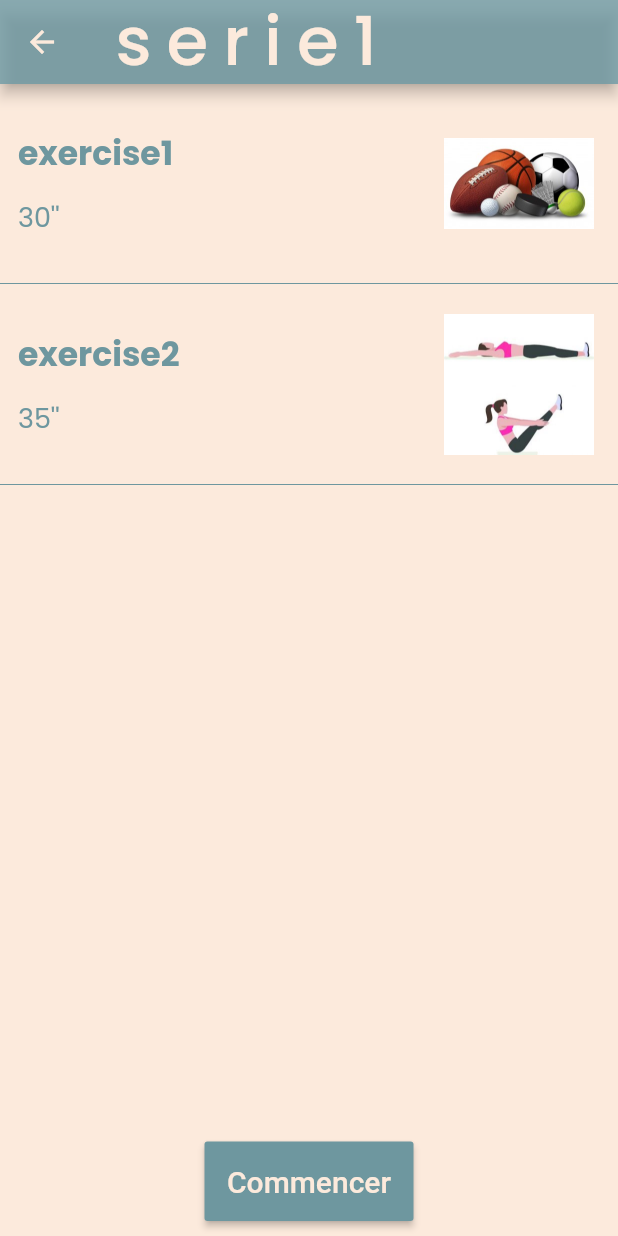
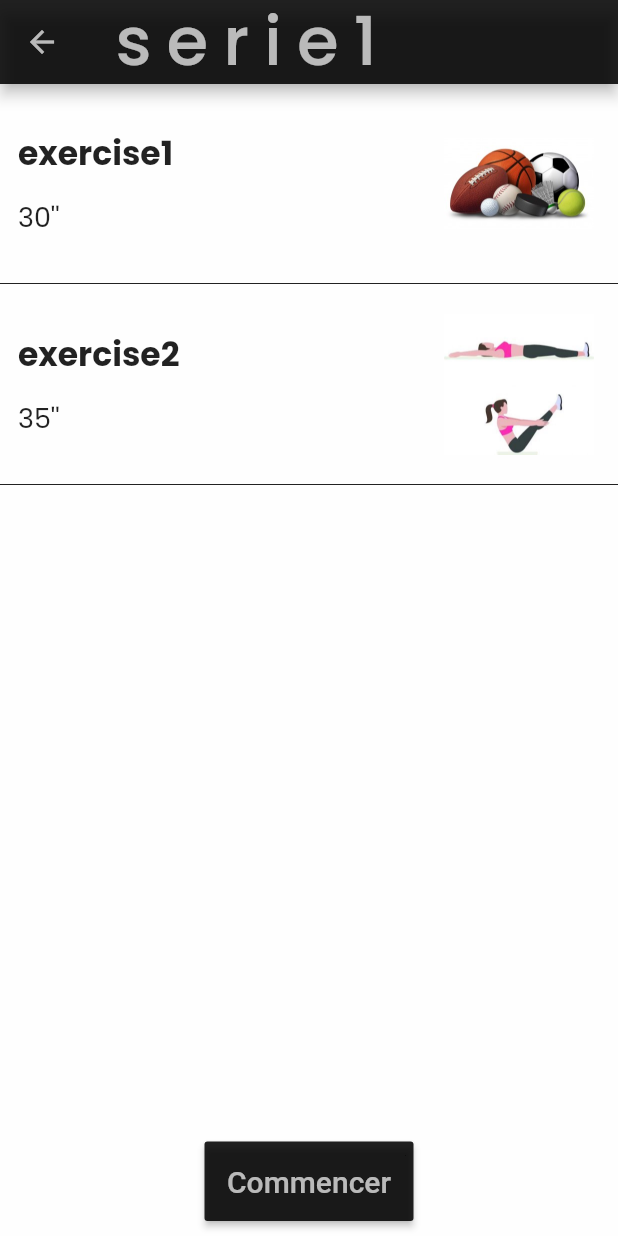
Before and after one commit to marionwilms/flutter_sport_app, a Flutter app: the MyHomePage screen opened directly, after a tap on "serie1", on a phone screen of 412 x 824 dp. Run offline on Flutter 3.47's test engine with Material 2 defaults, Android fonts, the light colour scheme and no system bars; our stand-ins replace audioplayers.

Commit message:
change background and color

```diff
--- a/flutter_sport_app/lib/routes/ExerciseDetails.dart
+++ b/flutter_sport_app/lib/routes/ExerciseDetails.dart
@@ -1,6 +1,5 @@
 import 'package:flutter/cupertino.dart';
 import 'package:flutter/material.dart';
-import 'package:flutter_sport_app/routes/MyHomePage.dart';
 import 'package:flutter_sport_app/routes/SerieRunPage.dart';
 
 import '../data/Serie.dart';
@@ -30,7 +29,8 @@ class ExerciseDetails extends StatelessWidget {
                           fontSize: 22.0,
                           fontWeight: FontWeight.bold,
                           fontFamily: 'Poppins',
-                          color: Color.fromRGBO(110, 151, 159, 1),),
+                          color: Colors.black87,
+                        ),
                       ),
                     ),
                     Padding(
@@ -41,7 +41,7 @@ class ExerciseDetails extends StatelessWidget {
                         style: TextStyle(
                           fontSize: 18.0,
                           fontFamily: 'Poppins',
-                          color: Color.fromRGBO(110, 151, 159, 1),
+                          color: Colors.black87,
                         ),
                       ),
                     ),
@@ -65,7 +65,7 @@ class ExerciseDetails extends StatelessWidget {
             ),
             Divider(
               height: 2.0,
-              color: Color.fromRGBO(110, 151, 159, 1),
+              color: Colors.black87,
             )
           ],
         );
@@ -77,67 +77,25 @@ class ExerciseDetails extends StatelessWidget {
   Widget build(BuildContext context) {
     return Scaffold(
       appBar: AppBar(
-        backgroundColor: Color.fromRGBO(110, 151, 159, 0.8),
-        iconTheme: IconThemeData(color: Color.fromRGBO(252, 234, 220, 1)),
+        backgroundColor: Colors.black87,
+        iconTheme: IconThemeData(color: Colors.white70),
         title: Text(
           currentSerie.title,
           style: TextStyle(
             fontFamily: 'Poppins',
             fontSize: 45.0,
             letterSpacing: 10.0,
-            color: Color.fromRGBO(252, 234, 220, 1),
+            color: Colors.white70,
           ),
         ),
       ),
       body: Container(
-        color: Color.fromRGBO(252, 234, 220, 1),
+        color: Colors.white70,
         child: Stack(
             children: <Widget>[
               Center(
                 child: Column(
                   children: <Widget>[
-                    /*Container(
-                      margin: const EdgeInsets.all(15.0),
-                      child: Row(
-                          mainAxisAlignment: MainAxisAlignment.center,
-                          children: <Widget>[
-                            Column(
-                              children: <Widget>[
-                                IconButton(
-                                    color: Colors.transparent,
-                                    icon: Icon(
-                                        Icons.arrow_back_ios,
-                                        size: 35.0,
-                                        color: Color.fromRGBO(110, 151, 159, 1)
-                                    ),
-                                    onPressed: () {
-                                      Navigator.push(
-                                        context,
-                                        MaterialPageRoute(builder: (context) =>
-                                            MyHomePage(title: 'Training')),
-                                      );
-                                    }
-                                ),
-                              ],
-                            ),
-                            Column(
-                              children: <Widget>[
-                                  Text(
-                                    currentSerie.title,
-                                    style: TextStyle(
-                                      fontFamily: 'Poppins',
-                                      fontSize: 45.0,
-                                      letterSpacing: 10.0,
-                                      color: Color.fromRGBO(110, 151, 159, 1),
-                                    ),
-                                  ),
-
-                              ],
-                            ),
-                          ]
-                      ),
-                    ),*/
-
                     Expanded(
                         child: _buildListView(context)
                     ),
@@ -151,8 +109,8 @@ class ExerciseDetails extends StatelessWidget {
                                 SerieRunPage(currentSerie: currentSerie)),
                           );
                         },
-                        textColor: Color.fromRGBO(252, 234, 220, 1),
-                        color: Color.fromRGBO(110, 151, 159, 1),
+                        textColor: Colors.white70,
+                        color: Colors.black87,
                         padding: EdgeInsets.all(15.0),
                         child: Text(
                             'Commencer', style: TextStyle(fontSize: 20)
--- a/flutter_sport_app/lib/routes/MyHomePage.dart
+++ b/flutter_sport_app/lib/routes/MyHomePage.dart
@@ -1,6 +1,5 @@
 import 'package:flutter/cupertino.dart';
 import 'package:flutter/material.dart';
-
 import 'ExerciseDetails.dart';
 import 'package:flutter_sport_app/data/globals.dart' as global;
 
@@ -17,7 +16,7 @@ class MyHomePage extends StatelessWidget {
           return Column(
             children: <Widget>[
               Card(
-                color: Color.fromRGBO(110,151,159,0.8),
+                color: Color.fromRGBO(10,10,10,0.8),
                 shape: RoundedRectangleBorder(
                   borderRadius: BorderRadius.circular(20.0),
                 ),
@@ -42,7 +41,7 @@ class MyHomePage extends StatelessWidget {
                             child: Text(
                               global.serieL[position].title,
                               style: TextStyle(
-                              fontSize: 22.0, fontFamily: 'Poppins', fontWeight: FontWeight.bold, color:Color.fromRGBO(248, 199, 183, 1)),
+                              fontSize: 22.0, fontFamily: 'Poppins', fontWeight: FontWeight.bold, color:Colors.white),
                             ),
                           ),
                         ],
@@ -57,7 +56,7 @@ class MyHomePage extends StatelessWidget {
                                 child: Container(
                                   decoration: BoxDecoration(
                                       border: Border.all(
-                                        color: Color.fromRGBO(248, 199, 183, 1),
+                                        color: Colors.white,
                                         width: 2.0,
                                       ),
                                       color:Colors.transparent,
@@ -66,7 +65,7 @@ class MyHomePage extends StatelessWidget {
                                   child: CircleAvatar(
                                     backgroundColor: Colors.transparent,
                                     child: Text(global.serieL[position].length,
-                                    style: TextStyle(fontSize: 18.0, fontFamily: 'Poppins', color:Color.fromRGBO(248, 199, 183, 1),
+                                    style: TextStyle(fontSize: 18.0, fontFamily: 'Poppins', color:Colors.white,
                                     ),
                                   ),
                                 ),
@@ -116,7 +115,7 @@ class MyHomePage extends StatelessWidget {
                           fontFamily: 'Poppins',
                           fontSize: 45.0,
                           letterSpacing: 10.0,
-                          color: Color.fromRGBO(110,151,159,1),
+                          color: Colors.white70,
                         ),
                     ),
                   ),
```
Also changed, not shown: flutter_sport_app/lib/routes/SerieRunPage.dart (+16 -18 lines), flutter_sport_app/images/background.jpeg.
